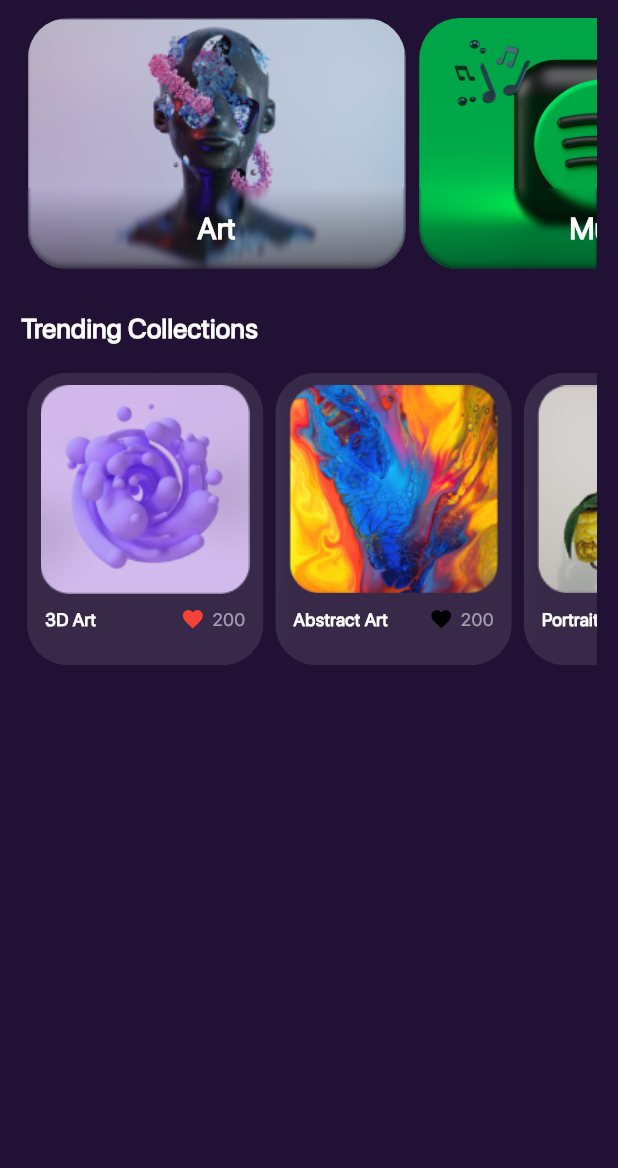
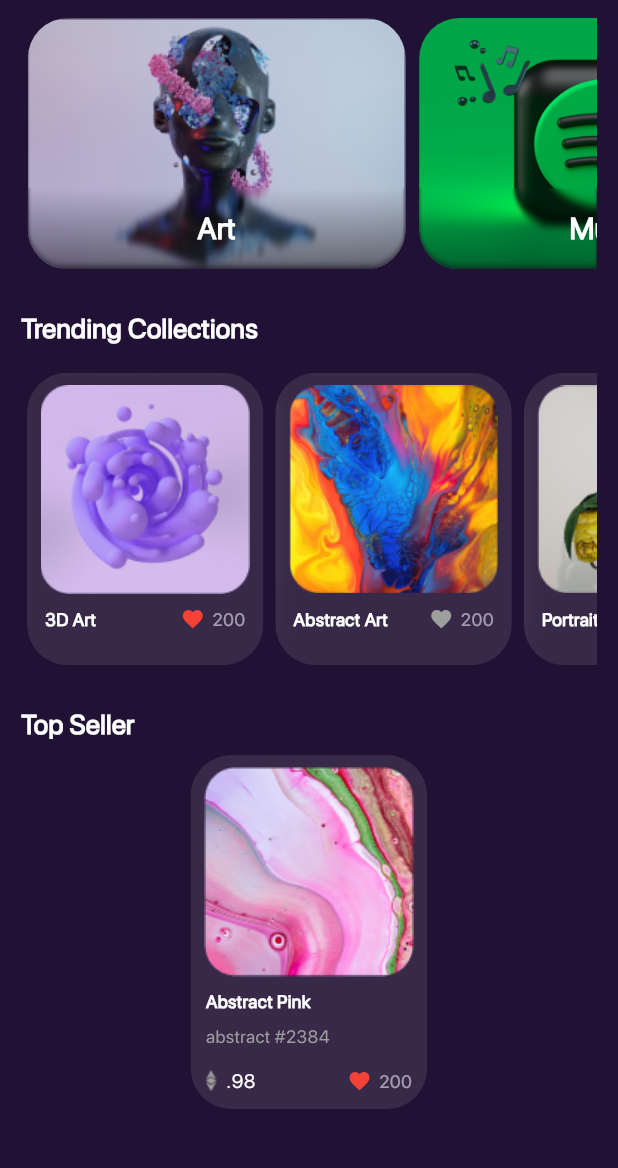
Before and after one commit to Hishamk99/mini-market-place, a Flutter app: the HomePage screen opened by its route, on a phone screen of 412 x 824 dp, the part 66-1234 px from its top. Run offline on Flutter 3.47's test engine with Material 3 defaults, Android fonts, the light colour scheme and no system bars.

Commit message:
create TopSellerCategoryItem widget

```diff
--- a/lib/core/resources/strings_manager.dart
+++ b/lib/core/resources/strings_manager.dart
@@ -4,6 +4,7 @@ class StringsManager {
   static const String kTextSplashCard = 'Explore and Mint NFTs';
   static const String kTitleHomePage = 'NFT Marketplace';
   static const String kTrendingCollection = 'Trending Collections';
+  static const String kTopSeller = 'Top Seller';
   static const String kTextSplashSubtitleCard =
       'You can buy and sell the NFTs of the best artists in the world.';
 }
--- a/lib/core/resources/styles.dart
+++ b/lib/core/resources/styles.dart
@@ -41,4 +41,11 @@ class Styles {
     fontFamily: 'SF Pro Display',
     fontWeight: FontWeight.w600,
   );
+
+ static TextStyle style13 = const TextStyle(
+    color: Colors.white,
+    fontSize: 13,
+    fontFamily: 'SF Pro Display',
+    fontWeight: FontWeight.w400,
+  );
 }
--- a/lib/features/home/presentation/views/home_page.dart
+++ b/lib/features/home/presentation/views/home_page.dart
@@ -1,9 +1,11 @@
+import 'dart:ui';
 import 'package:flutter/material.dart';
 import 'package:mini_nft_marketplace_app/constant.dart';
 import 'package:mini_nft_marketplace_app/core/resources/strings_manager.dart';
 import 'package:mini_nft_marketplace_app/core/resources/styles.dart';
 import 'package:mini_nft_marketplace_app/features/home/presentation/widgets/category_image.dart';
 import 'package:mini_nft_marketplace_app/features/home/presentation/widgets/custom_trending_collection_text.dart';
+import 'package:mini_nft_marketplace_app/features/home/presentation/widgets/custom_top_seller_text.dart';
 import 'package:mini_nft_marketplace_app/features/home/presentation/widgets/trending_category_list_view.dart';
 
 class HomePage extends StatelessWidget {
@@ -25,6 +27,7 @@ class HomePage extends StatelessWidget {
           ),
           body: const Padding(
             padding: EdgeInsets.symmetric(horizontal: 14),
+            child: SingleChildScrollView(
               child: Column(
                 children: [
                   CategoryImage(),
@@ -32,7 +35,13 @@ class HomePage extends StatelessWidget {
                   CustomTrendingCollectionText(),
                   SizedBox(height: 16),
                   TrendingCategoryListView(),
+                  SizedBox(height: 27),
+                  CustomTopSellerText(),
+                  SizedBox(height: 7),
+                  TopSellerCategoryItem(),
+                  SizedBox(height: 10),
                 ],
+              ),
             ),
           ),
         ),
@@ -40,3 +49,101 @@ class HomePage extends StatelessWidget {
     );
   }
 }
+
+class TopSellerCategoryItem extends StatelessWidget {
+  const TopSellerCategoryItem({
+    super.key,
+  });
+
+  @override
+  Widget build(BuildContext context) {
+    return ClipRRect(
+      borderRadius: BorderRadius.circular(27),
+      child: BackdropFilter(
+        filter: ImageFilter.blur(
+          sigmaX: 10,
+          sigmaY: 10,
+        ),
+        child: Container(
+          color: Colors.white.withOpacity(.1),
+          width: 157.6,
+          height: 236,
+          child: Column(
+            children: [
+              Padding(
+                padding: const EdgeInsets.symmetric(vertical: 8),
+                child: Image.asset(
+                  'assets/images/topSeller1.png',
+                  width: 139.6,
+                  height: 139.6,
+                ),
+              ),
+              Row(
+                mainAxisAlignment: MainAxisAlignment.start,
+                children: [
+                  const SizedBox(width: 10),
+                  Text(
+                    'Abstract Pink',
+                    style: Styles.style12W600,
+                  ),
+                ],
+              ),
+              const SizedBox(height: 6),
+              Row(
+                mainAxisAlignment: MainAxisAlignment.start,
+                children: [
+                  const SizedBox(width: 10),
+                  Text(
+                    'abstract #2384',
+                    style: Styles.style12W600.copyWith(
+                      color: Colors.grey,
+                      fontWeight: FontWeight.w500,
+                    ),
+                  ),
+                ],
+              ),
+              const SizedBox(height: 12),
+              Padding(
+                padding: const EdgeInsets.symmetric(horizontal: 10),
+                child: Row(
+                  mainAxisAlignment: MainAxisAlignment.spaceBetween,
+                  children: [
+                    Row(
+                      children: [
+                        Image.asset(
+                          'assets/images/path1599.png',
+                          width: 7.5,
+                          height: 15,
+                          color: Colors.grey,
+                        ),
+                        const SizedBox(width: 6),
+                        Text(
+                          '.98',
+                          style: Styles.style13,
+                        ),
+                      ],
+                    ),
+                    Row(
+                      children: [
+                        const Icon(
+                          Icons.favorite,
+                          color: Colors.red,
+                          size: 16,
+                        ),
+                        const SizedBox(width: 5),
+                        Text(
+                          '200',
+                          style: Styles.style12,
+                        ),
+                      ],
+                    ),
+                  ],
+                ),
+              ),
+            ],
+          ),
+        ),
+      ),
+    );
+  }
+}
--- /dev/null
+++ b/lib/features/home/presentation/widgets/custom_top_seller_text.dart
@@ -0,0 +1,26 @@
+import 'package:flutter/material.dart';
+import 'package:mini_nft_marketplace_app/core/resources/strings_manager.dart';
+
+class CustomTopSellerText extends StatelessWidget {
+  const CustomTopSellerText({
+    super.key,
+  });
+
+  @override
+  Widget build(BuildContext context) {
+    return const Row(
+      mainAxisAlignment: MainAxisAlignment.start,
+      children: [
+        Text(
+          StringsManager.kTopSeller,
+          style: TextStyle(
+            color: Colors.white,
+            fontSize: 18,
+            fontWeight: FontWeight.w600,
+            fontFamily: 'SF Pro Display',
+          ),
+        ),
+      ],
+    );
+  }
+}
--- a/lib/features/home/presentation/widgets/trending_category.dart
+++ b/lib/features/home/presentation/widgets/trending_category.dart
@@ -45,7 +45,7 @@ class TrendingCategory extends StatelessWidget {
                           Icons.favorite,
                           color: trendingCollectionModel.active
                               ? Colors.red
-                              : Colors.black,
+                              : Colors.grey,
                           size: 16,
                         ),
                         const SizedBox(width: 5),
```
Also changed, not shown: assets/images/path1599.png (added), assets/images/topSeller1.png (added), assets/images/topSeller2.png (added), assets/images/topSeller3.png (added). Lines whose indentation alone changed are shown as unchanged.
